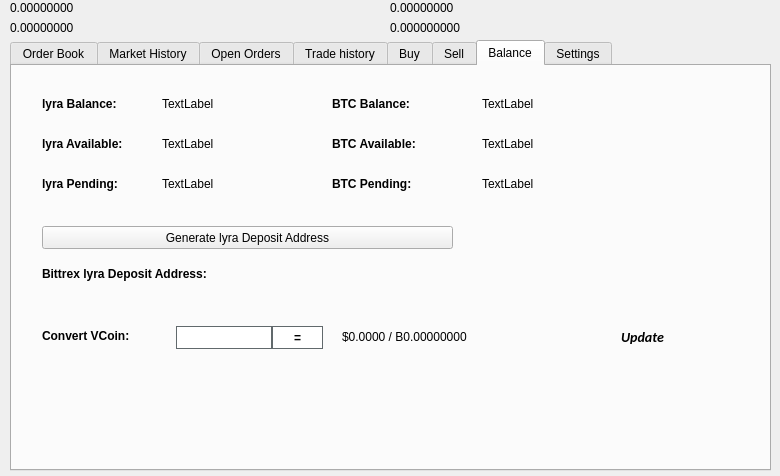
Qt form src/qt/forms/tradingdialog.ui (scryptachain/scrypta) before a commit.
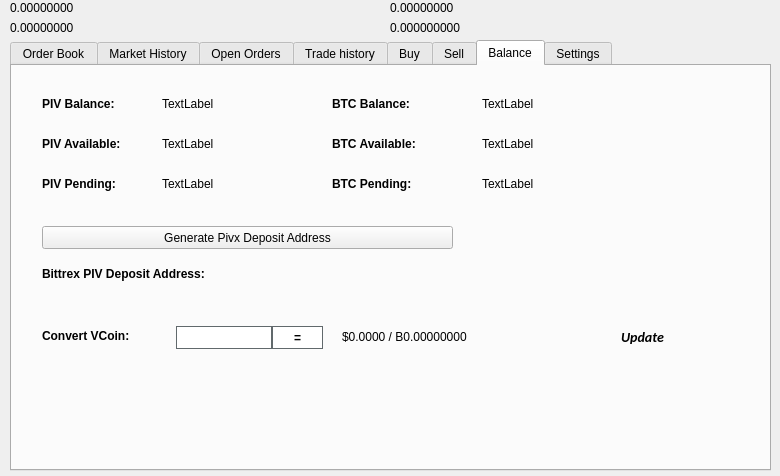
The same form after that commit. The open tabs and pages were chosen to show the change. Icons and pictures are not drawn.

```diff
--- a/src/qt/forms/tradingdialog.ui
+++ b/src/qt/forms/tradingdialog.ui
@@ -2762,7 +2762,7 @@
       </font>
      </property>
      <property name="text">
-      <string>lyra Balance:</string>
+      <string>PIV Balance:</string>
      </property>
     </widget>
     <widget class="QLabel" name="label_12">
@@ -2813,7 +2813,7 @@
       </font>
      </property>
      <property name="text">
-      <string>lyra Available:</string>
+      <string>PIV Available:</string>
      </property>
     </widget>
     <widget class="QLabel" name="label_14">
@@ -2832,7 +2832,7 @@
       </font>
      </property>
      <property name="text">
-      <string>lyra Pending:</string>
+      <string>PIV Pending:</string>
      </property>
     </widget>
     <widget class="QLabel" name="lyraPendingLabel">
@@ -2928,7 +2928,7 @@
       </font>
      </property>
      <property name="text">
-      <string>Bittrex lyra Deposit Address:</string>
+      <string>Bittrex PIV Deposit Address:</string>
      </property>
     </widget>
     <widget class="QPushButton" name="GenDepositBTN">
@@ -2941,7 +2941,7 @@
       </rect>
      </property>
      <property name="text">
-      <string>Generate lyra Deposit Address</string>
+      <string>Generate Pivx Deposit Address</string>
      </property>
      <property name="icon">
       <iconset resource="../lyra.qrc">
```
Left out of the diff: 46 changed lines with no effect on the pictures.
